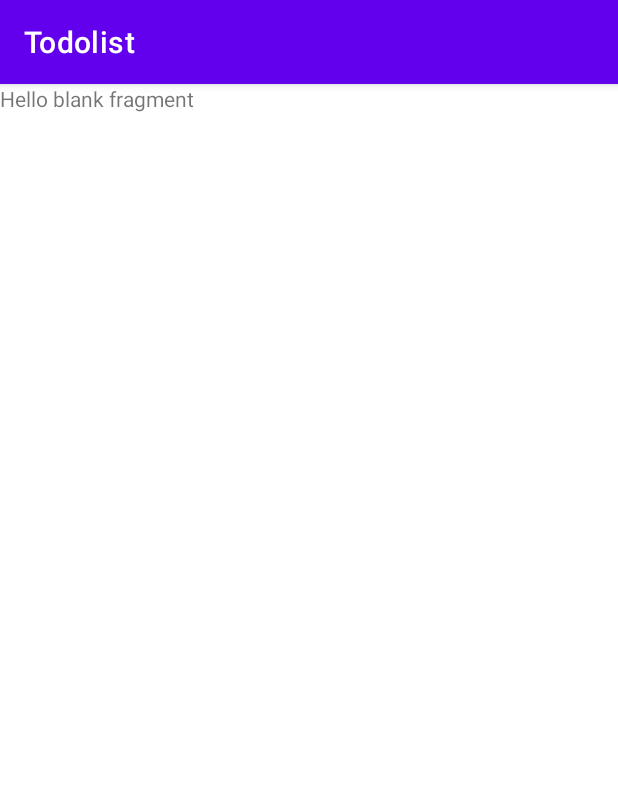
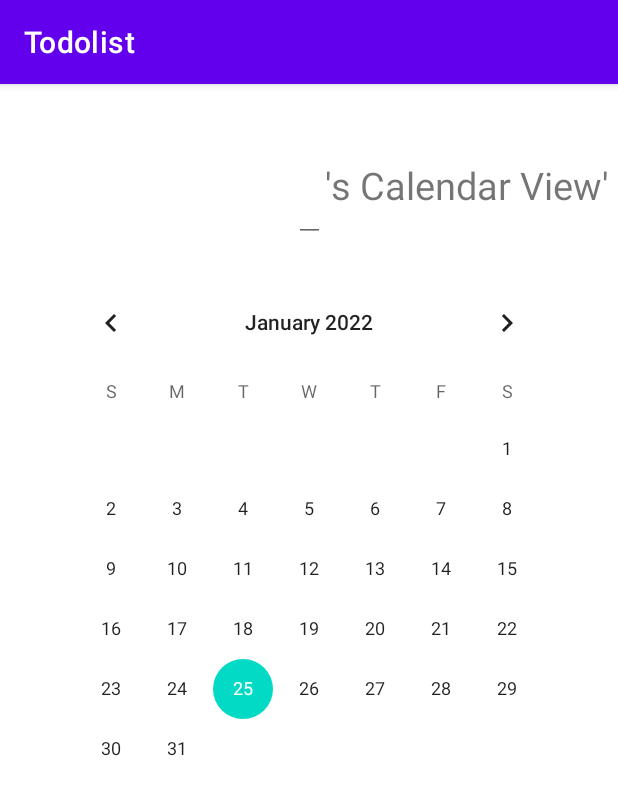
Before and after one commit to dawn-Wi/Todolist, an Android app: the CalendarFragment screen opened through its navigation route, on a phone screen of 412 x 824 dp. Shown: the top 795 px of the screen. Run offline under Robolectric (Android 15) with nearby library versions, the phone set to English and light mode, and no system bars.

Commit message:
todo list 만드는 과정 & 일단 25일 퇴근

```diff
--- a/app/src/main/java/com/example/todolist/CalendarFragment.java
+++ b/app/src/main/java/com/example/todolist/CalendarFragment.java
@@ -2,14 +2,27 @@ package com.example.todolist;
 
 import android.os.Bundle;
 
+import androidx.annotation.NonNull;
+import androidx.annotation.Nullable;
 import androidx.fragment.app.Fragment;
+import androidx.lifecycle.LiveData;
+import androidx.lifecycle.Observer;
+import androidx.navigation.fragment.NavHostFragment;
 
+import android.util.Log;
 import android.view.LayoutInflater;
 import android.view.View;
 import android.view.ViewGroup;
+import android.widget.CalendarView;
+import android.widget.EditText;
+import android.widget.TextView;
 
 public class CalendarFragment extends Fragment {
-
+    MainViewModel mainViewModel;
+    TextView calendar_tv_name;
+    TextView calendar_tv_text;
+    CalendarView calendar_cv;
+    String displayname;
 
     @Override
     public void onCreate(Bundle savedInstanceState) {
@@ -23,4 +36,31 @@ public class CalendarFragment extends Fragment {
         // Inflate the layout for this fragment
         return inflater.inflate(R.layout.fragment_calendar, container, false);
     }
+
+    @Override
+    public void onViewCreated(@Nullable View view, @Nullable Bundle savedInstanceState){
+        super.onViewCreated(view,savedInstanceState);
+        calendar_tv_name = view.findViewById(R.id.calendar_tv_name);
+        calendar_tv_text = view.findViewById(R.id.calendar_tv_text);
+        calendar_cv = view.findViewById(R.id.calendar_cv);
+        //calendar_tv_name에다가 userId를 넣고 싶은데 안되는 중
+//        mainViewModel.getName().observe(getViewLifecycleOwner(), new Observer<String>() {
+//            @Override
+//            public void onChanged(String s) {
+//                if(s!=null){
+//                    calendar_tv_name.setText(s);
+//                }
+//            }
+//        });
+//        calendar_tv_name.setText(displayname);
+
+        calendar_cv.setOnDateChangeListener(new CalendarView.OnDateChangeListener() {
+            @Override
+            public void onSelectedDayChange(@NonNull CalendarView calendarView, int year, int month, int dayofMonth) {
+                String date = year+ "/"+(month+1)+"/"+dayofMonth;
+                Log.d("asdf", "onSelectedDayChange: "+date);
+                NavHostFragment.findNavController(CalendarFragment.this).navigate(R.id.action_calendarFragment_to_todoFragment);
+            }
+        });
+    }
 }
--- a/app/src/main/res/layout/fragment_calendar.xml
+++ b/app/src/main/res/layout/fragment_calendar.xml
@@ -1,14 +1,45 @@
 <?xml version="1.0" encoding="utf-8"?>
-<FrameLayout xmlns:android="http://schemas.android.com/apk/res/android"
+<androidx.constraintlayout.widget.ConstraintLayout xmlns:android="http://schemas.android.com/apk/res/android"
     xmlns:tools="http://schemas.android.com/tools"
+    xmlns:app="http://schemas.android.com/apk/res-auto"
+    android:id="@+id/frameLayout4"
     android:layout_width="match_parent"
     android:layout_height="match_parent"
     tools:context=".CalendarFragment">
 
-    <!-- TODO: Update blank fragment layout -->
+    <EditText
+        android:id="@+id/calendar_tv_name"
+        android:layout_width="wrap_content"
+        android:layout_height="wrap_content"
+        android:layout_marginTop="50dp"
+        android:text=""
+        android:textSize="25dp"
+        app:layout_constraintEnd_toEndOf="parent"
+        app:layout_constraintStart_toStartOf="parent"
+        app:layout_constraintTop_toTopOf="parent"
+        tools:ignore="MissingConstraints" />
+
     <TextView
-        android:layout_width="match_parent"
-        android:layout_height="match_parent"
-        android:text="@string/hello_blank_fragment" />
+        android:id="@+id/calendar_tv_text"
+        android:layout_width="wrap_content"
+        android:layout_height="wrap_content"
+        android:layout_marginTop="50dp"
+        android:text="'s Calendar View'"
+        android:textSize="25dp"
+        app:layout_constraintStart_toEndOf="@+id/calendar_tv_name"
+        app:layout_constraintTop_toTopOf="parent"
+        tools:ignore="MissingConstraints" />
 
-</FrameLayout>
+    <CalendarView
+        android:id="@+id/calendar_cv"
+        android:layout_width="wrap_content"
+        android:layout_height="wrap_content"
+        android:layout_marginTop="20dp"
+        app:layout_constraintStart_toStartOf="parent"
+        app:layout_constraintVertical_bias="0.5"
+        app:layout_constraintEnd_toEndOf="parent"
+        app:layout_constraintTop_toBottomOf="@+id/calendar_tv_name"
+        tools:ignore="MissingConstraints" />
+
+
+</androidx.constraintlayout.widget.ConstraintLayout>
--- a/app/src/main/res/navigation/nav_graph.xml
+++ b/app/src/main/res/navigation/nav_graph.xml
@@ -39,5 +39,14 @@
         android:id="@+id/calendarFragment"
         android:name="com.example.todolist.CalendarFragment"
         android:label="fragment_calendar"
-        tools:layout="@layout/fragment_calendar" />
+        tools:layout="@layout/fragment_calendar" >
+        <action
+            android:id="@+id/action_calendarFragment_to_todoFragment"
+            app:destination="@id/todoFragment" />
+    </fragment>
+    <fragment
+        android:id="@+id/todoFragment"
+        android:name="com.example.todolist.TodoFragment"
+        android:label="fragment_todo"
+        tools:layout="@layout/fragment_todo" />
 </navigation>
--- a/app/src/main/res/values/strings.xml
+++ b/app/src/main/res/values/strings.xml
@@ -5,4 +5,5 @@
     <string name="NAME">NAME HERE</string>
     <string name="ID">ID HERE</string>
     <string name="PASSWORD">PASSWORD HERE</string>
+    <string name="TODO">To Do List HERE</string>
 </resources>
```
Also changed, not shown: app/src/main/java/com/example/todolist/FirebaseDataSource.java (+38 -0 lines), app/src/main/java/com/example/todolist/LoginFragment.java (+39 -2 lines), app/src/main/java/com/example/todolist/MainViewModel.java (+12 -9 lines), app/src/main/java/com/example/todolist/Note.java (added, +23 -0 lines), app/src/main/java/com/example/todolist/NoteAdapter.java (added, +24 -0 lines), app/src/main/java/com/example/todolist/TodoFragment.java (added, +50 -0 lines), app/src/main/java/com/example/todolist/UserRepository.java (+11 -0 lines), app/src/main/res/layout/fragment_listmain.xml (added, +11 -0 lines), app/src/main/res/layout/fragment_todo.xml (added, +44 -0 lines), app/src/main/res/layout/todo_item.xml (added, +36 -0 lines).
